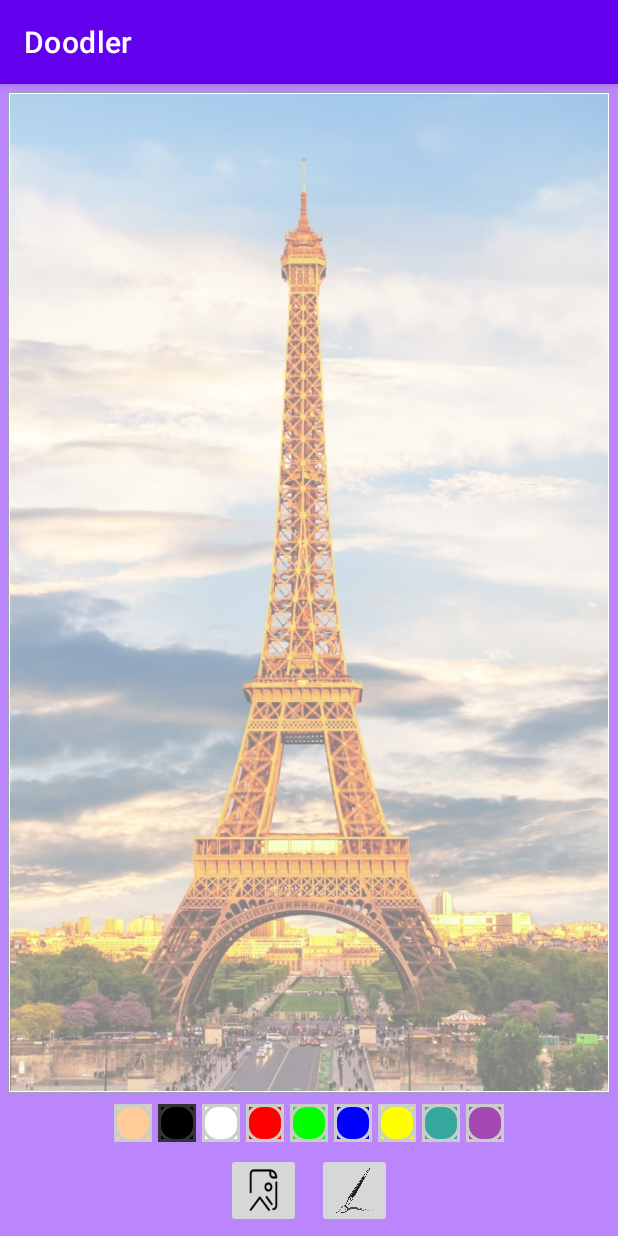
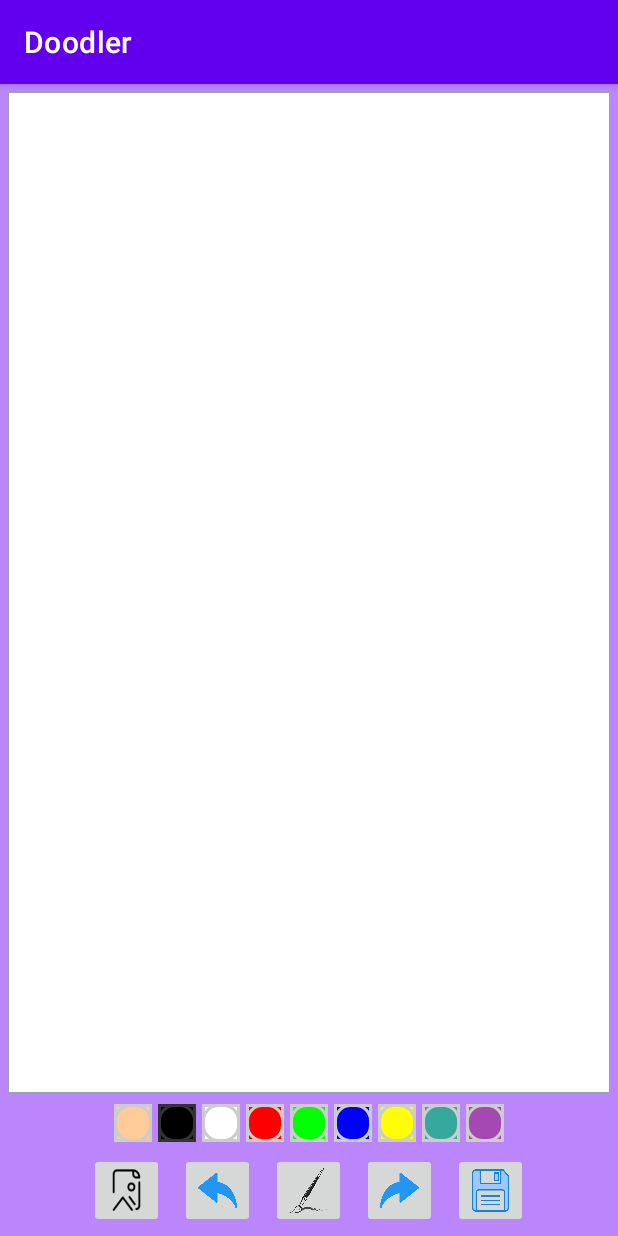
Before and after one commit to Schmidt217/Doodler, an Android app: the screen it shows after launch (MainActivity), on a phone screen of 412 x 824 dp. Run offline under Robolectric (Android 15) with nearby library versions, the phone set to English and light mode, and no system bars.

Commit message:
added undo, redo, and save functionality

```diff
--- a/app/build.gradle
+++ b/app/build.gradle
@@ -32,7 +32,7 @@ android {
 }
 
 dependencies {
-
+    implementation 'androidx.activity:activity-ktx:1.5.1'
     implementation 'androidx.core:core-ktx:1.7.0'
     implementation 'androidx.appcompat:appcompat:1.5.0'
     implementation 'com.google.android.material:material:1.6.1'
--- a/app/src/main/res/layout/activity_main.xml
+++ b/app/src/main/res/layout/activity_main.xml
@@ -24,7 +24,7 @@
             android:layout_width="match_parent"
             android:layout_height="match_parent"
             android:scaleType="centerCrop"
-            android:src="@drawable/paris"/>
+            />
 
         <dev.mikeschmidt.doodler.DrawingView
             android:id="@+id/drawingView"
@@ -152,6 +152,15 @@
             />
 
         <ImageButton
+            android:id="@+id/undo"
+            android:layout_width="50dp"
+            android:layout_height="50dp"
+            android:layout_margin="5dp"
+            android:src="@drawable/undo"
+            android:scaleType="fitXY"
+            />
+
+        <ImageButton
             android:id="@+id/brush"
             android:layout_width="50dp"
             android:layout_height="50dp"
@@ -160,6 +169,27 @@
             android:scaleType="fitXY"
 
             />
+
+        <ImageButton
+            android:id="@+id/redo"
+            android:layout_width="50dp"
+            android:layout_height="50dp"
+            android:layout_margin="5dp"
+            android:src="@drawable/redo"
+            android:scaleType="fitXY"
+            />
+
+
+
+        <ImageButton
+            android:id="@+id/save"
+            android:layout_width="50dp"
+            android:layout_height="50dp"
+            android:layout_margin="5dp"
+            android:src="@drawable/floppy"
+            android:scaleType="fitXY"
+
+            />
     </LinearLayout>
 
 
--- /dev/null
+++ b/app/src/main/res/xml/path.xml
@@ -0,0 +1,6 @@
+<?xml version="1.0" encoding="utf-8"?>
+<paths xmlns:android="http://schemas.android.com/apk/res/android">
+    <external-path
+        name="captured"
+        path="Android/data/dev.mikeschmidt.doodler/files" />
+</paths>
```
Also changed, not shown: app/src/main/AndroidManifest.xml (+15 -0 lines), app/src/main/java/dev/mikeschmidt/doodler/DrawingView.kt (+15 -0 lines), app/src/main/java/dev/mikeschmidt/doodler/MainActivity.kt (+103 -5 lines), app/src/main/res/drawable-v24/floppy.png (added), app/src/main/res/drawable/redo.png (added), app/src/main/res/drawable/undo.png (added).
